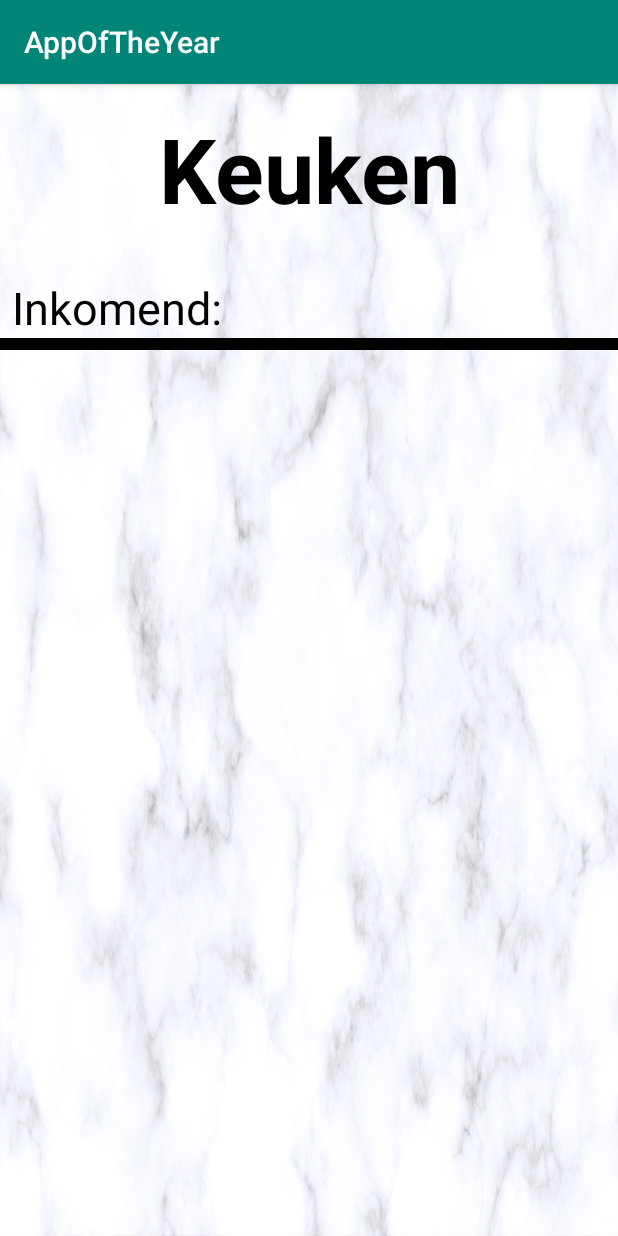
After one commit to yvesdj/AppOfTheYear, an Android app: the Keuken screen opened directly, with no data from a screen before it, on a phone screen of 412 x 824 dp. The commit adds this screen. Run offline under Robolectric (Android 15) with nearby library versions, the phone set to English and light mode, and no system bars.

Commit message:
keuken activity layout done

```diff
--- a/app/src/main/AndroidManifest.xml
+++ b/app/src/main/AndroidManifest.xml
@@ -9,6 +9,8 @@
         android:roundIcon="@mipmap/ic_launcher_round"
         android:supportsRtl="true"
         android:theme="@style/AppTheme">
+        <activity android:name=".Bar"></activity>
+        <activity android:name=".Keuken" />
         <activity android:name=".MainActivity">
             <intent-filter>
                 <action android:name="android.intent.action.MAIN" />
--- /dev/null
+++ b/app/src/main/java/com/example/appoftheyear/Bar.java
@@ -0,0 +1,14 @@
+package com.example.appoftheyear;
+
+import androidx.appcompat.app.AppCompatActivity;
+
+import android.os.Bundle;
+
+public class Bar extends AppCompatActivity {
+
+    @Override
+    protected void onCreate(Bundle savedInstanceState) {
+        super.onCreate(savedInstanceState);
+        setContentView(R.layout.activity_bar);
+    }
+}
--- /dev/null
+++ b/app/src/main/java/com/example/appoftheyear/Keuken.java
@@ -0,0 +1,14 @@
+package com.example.appoftheyear;
+
+import androidx.appcompat.app.AppCompatActivity;
+
+import android.os.Bundle;
+
+public class Keuken extends AppCompatActivity {
+
+    @Override
+    protected void onCreate(Bundle savedInstanceState) {
+        super.onCreate(savedInstanceState);
+        setContentView(R.layout.activity_keuken);
+    }
+}
--- /dev/null
+++ b/app/src/main/res/layout/activity_bar.xml
@@ -0,0 +1,11 @@
+<?xml version="1.0" encoding="utf-8"?>
+<androidx.constraintlayout.widget.ConstraintLayout xmlns:android="http://schemas.android.com/apk/res/android"
+    xmlns:app="http://schemas.android.com/apk/res-auto"
+    xmlns:tools="http://schemas.android.com/tools"
+    android:layout_width="match_parent"
+    android:layout_height="match_parent"
+    tools:context=".Bar"
+    android:background="@drawable/marmerachtergrond"
+    >
+
+</androidx.constraintlayout.widget.ConstraintLayout>
--- /dev/null
+++ b/app/src/main/res/layout/activity_keuken.xml
@@ -0,0 +1,51 @@
+<?xml version="1.0" encoding="utf-8"?>
+<androidx.constraintlayout.widget.ConstraintLayout xmlns:android="http://schemas.android.com/apk/res/android"
+    xmlns:app="http://schemas.android.com/apk/res-auto"
+    xmlns:tools="http://schemas.android.com/tools"
+    android:layout_width="match_parent"
+    android:layout_height="match_parent"
+    android:background="@drawable/marmerachtergrond"
+    tools:context=".Keuken">
+
+
+    <TextView
+        android:id="@+id/keuken_view"
+        android:layout_width="wrap_content"
+        android:layout_height="wrap_content"
+        android:layout_marginTop="16dp"
+        android:text="@string/keuken"
+        android:textColor="#000000"
+        android:textSize="60sp"
+        android:textStyle="bold"
+        app:layout_constraintEnd_toEndOf="parent"
+        app:layout_constraintStart_toStartOf="parent"
+        app:layout_constraintTop_toTopOf="parent" />
+
+    <TextView
+        android:id="@+id/inkomend_label"
+        android:layout_width="wrap_content"
+        android:layout_height="wrap_content"
+        android:layout_marginStart="8dp"
+        android:layout_marginLeft="8dp"
+        android:layout_marginTop="32dp"
+        android:text="@string/inkomend"
+        android:textColor="#000000"
+        android:textSize="30sp"
+
+
+        app:layout_constraintStart_toStartOf="parent"
+        app:layout_constraintTop_toBottomOf="@+id/keuken_view" />
+
+    <View
+        android:id="@+id/view"
+        android:layout_width="wrap_content"
+        android:layout_height="8dp"
+        android:background="@android:color/black"
+        app:layout_constraintEnd_toEndOf="parent"
+        app:layout_constraintHorizontal_bias="0.714"
+        app:layout_constraintStart_toStartOf="parent"
+        app:layout_constraintTop_toBottomOf="@+id/inkomend_label"
+
+        />
+
+</androidx.constraintlayout.widget.ConstraintLayout>
--- a/app/src/main/res/layout/activity_main.xml
+++ b/app/src/main/res/layout/activity_main.xml
@@ -18,7 +18,7 @@
         <ImageView
             android:id="@+id/barIcon"
             android:layout_width="match_parent"
-            android:layout_height="230dp"
+            android:layout_height="match_parent"
             android:layout_marginTop="32dp"
             android:contentDescription="@string/mvbarAct"
             app:layout_constraintEnd_toEndOf="parent"
--- a/app/src/main/res/values/strings.xml
+++ b/app/src/main/res/values/strings.xml
@@ -1,4 +1,7 @@
 <resources>
     <string name="app_name">AppOfTheYear</string>
     <string name="mvbarAct">move to bar activity</string>
+    <string name="buttonterug">button om terug te gaan</string>
+    <string name="keuken">Keuken</string>
+    <string name="inkomend">Inkomend:</string>
 </resources>
```
Also changed, not shown: app/src/main/res/drawable/background.png (added), app/src/main/res/drawable/teruggaanicon.PNG.
